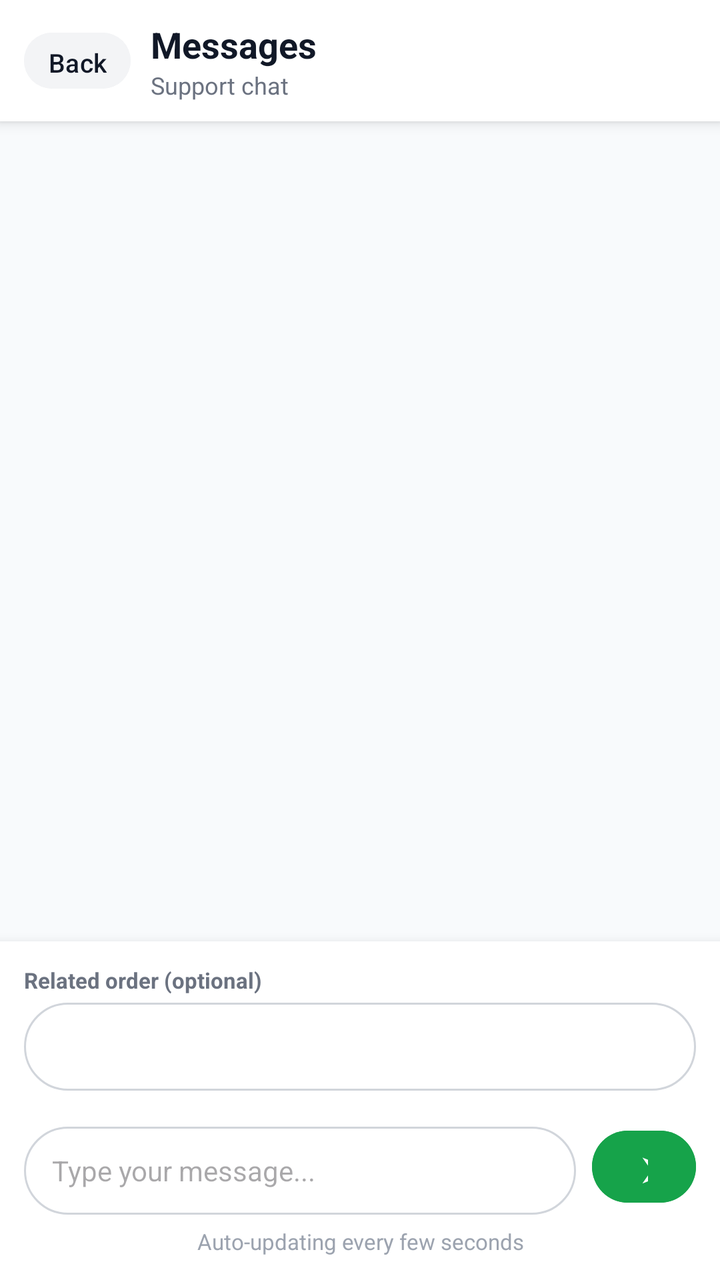
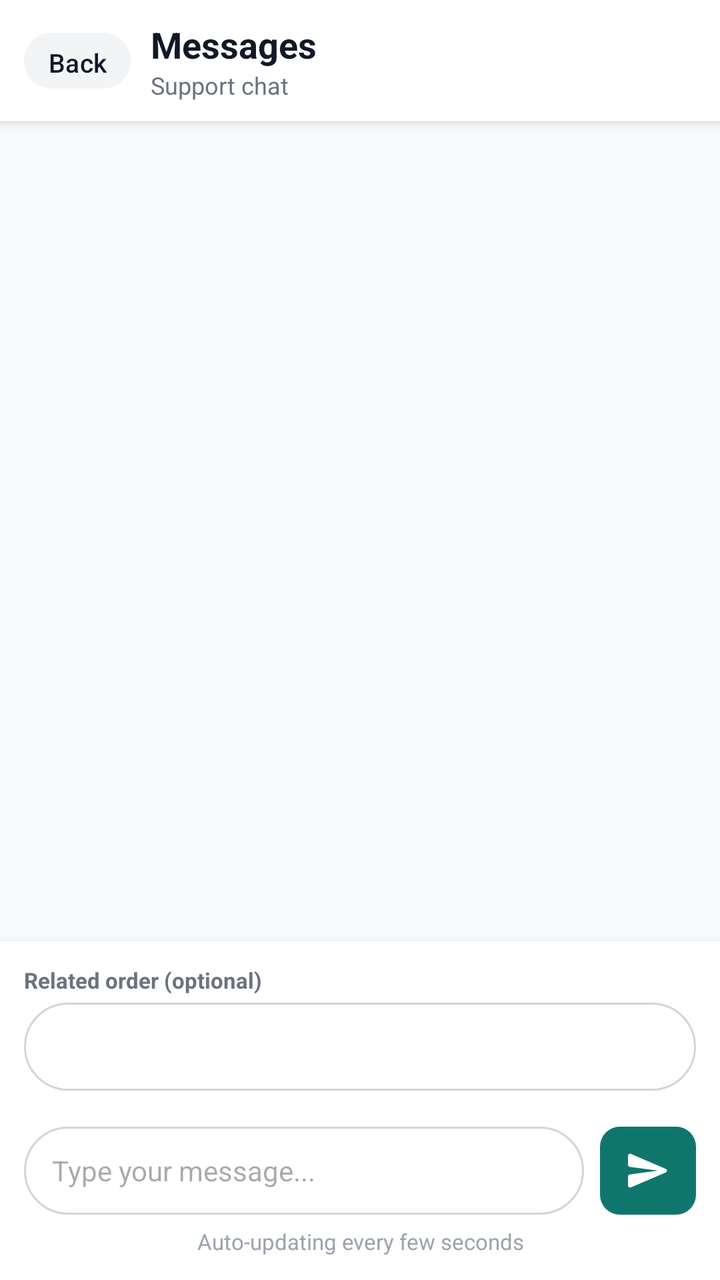

An Android layout rendered at two revisions. The XML below is the earlier revision; the diff shows what the commit changed to produce the second picture.
<!-- AndroidManifest.xml: application theme Theme.VapeShop -->
<!-- res/layout/fragment_messages.xml -->
<?xml version="1.0" encoding="utf-8"?>
<LinearLayout xmlns:android="http://schemas.android.com/apk/res/android"
    android:layout_width="match_parent"
    android:layout_height="match_parent"
    android:background="#F3F4F6"
    android:orientation="vertical">

    <LinearLayout
        android:layout_width="match_parent"
        android:layout_height="wrap_content"
        android:background="#FFFFFF"
        android:elevation="4dp"
        android:gravity="center_vertical"
        android:orientation="horizontal"
        android:paddingHorizontal="12dp"
        android:paddingVertical="10dp">

        <Button
            android:id="@+id/btn_back_from_messages"
            android:layout_width="wrap_content"
            android:layout_height="36dp"
            android:backgroundTint="#F3F4F6"
            android:minWidth="0dp"
            android:paddingHorizontal="12dp"
            android:text="Back"
            android:textAllCaps="false"
            android:textColor="#111827"
            android:textSize="13sp" />

        <LinearLayout
            android:layout_width="0dp"
            android:layout_height="wrap_content"
            android:layout_marginStart="10dp"
            android:layout_weight="1"
            android:orientation="vertical">

            <TextView
                android:layout_width="wrap_content"
                android:layout_height="wrap_content"
                android:text="Messages"
                android:textColor="#111827"
                android:textSize="18sp"
                android:textStyle="bold" />

            <TextView
                android:id="@+id/messages_status"
                android:layout_width="wrap_content"
                android:layout_height="wrap_content"
                android:text="Support chat"
                android:textColor="#6B7280"
                android:textSize="12sp" />
        </LinearLayout>
    </LinearLayout>

    <androidx.core.widget.NestedScrollView
        android:id="@+id/messages_scroll"
        android:layout_width="match_parent"
        android:layout_height="0dp"
        android:layout_weight="1"
        android:fillViewport="true"
        android:background="#F8FAFC"
        android:paddingHorizontal="12dp"
        android:paddingTop="10dp">

        <LinearLayout
            android:id="@+id/messages_thread_container"
            android:layout_width="match_parent"
            android:layout_height="wrap_content"
            android:background="#F8FAFC"
            android:orientation="vertical"
            android:paddingBottom="8dp" />
    </androidx.core.widget.NestedScrollView>

    <LinearLayout
        android:layout_width="match_parent"
        android:layout_height="wrap_content"
        android:background="#FFFFFF"
        android:elevation="8dp"
        android:orientation="vertical"
        android:padding="12dp">

        <TextView
            android:layout_width="match_parent"
            android:layout_height="wrap_content"
            android:text="Related order (optional)"
            android:textColor="#6B7280"
            android:textSize="11sp"
            android:textStyle="bold" />

        <Spinner
            android:id="@+id/messages_related_order_spinner"
            android:layout_width="match_parent"
            android:layout_height="44dp"
            android:layout_marginTop="4dp"
            android:background="@drawable/bg_messages_input"
            android:paddingHorizontal="8dp" />

        <HorizontalScrollView
            android:layout_width="match_parent"
            android:layout_height="wrap_content"
            android:layout_marginTop="8dp"
            android:scrollbars="none">

            <LinearLayout
                android:id="@+id/messages_quick_actions"
                android:layout_width="wrap_content"
                android:layout_height="wrap_content"
                android:orientation="horizontal" />
        </HorizontalScrollView>

        <LinearLayout
            android:layout_width="match_parent"
            android:layout_height="wrap_content"
            android:layout_marginTop="10dp"
            android:gravity="bottom"
            android:orientation="horizontal">

            <EditText
                android:id="@+id/messages_input"
                android:layout_width="0dp"
                android:layout_height="wrap_content"
                android:layout_weight="1"
                android:background="@drawable/bg_messages_input"
                android:hint="Type your message..."
                android:imeOptions="actionSend"
                android:inputType="textCapSentences|textMultiLine"
                android:maxLines="4"
                android:minHeight="44dp"
                android:paddingHorizontal="14dp"
                android:paddingVertical="10dp"
                android:textColor="#111827"
                android:textSize="14sp" />

            <Button
                android:id="@+id/btn_send_message"
                android:layout_width="52dp"
                android:layout_height="44dp"
                android:layout_marginStart="8dp"
                android:backgroundTint="#16A34A"
                android:text="➤"
                android:textAllCaps="false"
                android:textColor="#FFFFFF"
                android:textSize="18sp" />
        </LinearLayout>

        <TextView
            android:id="@+id/messages_auto_refresh_hint"
            android:layout_width="match_parent"
            android:layout_height="wrap_content"
            android:layout_marginTop="6dp"
            android:gravity="center"
            android:text="Auto-updating every few seconds"
            android:textColor="#9CA3AF"
            android:textSize="11sp" />
    </LinearLayout>
</LinearLayout>
<!-- resources referenced by this layout -->
<resources>
  <!-- drawable bg_messages_input (drawable) -->
  <?xml version="1.0" encoding="utf-8"?>
  <shape xmlns:android="http://schemas.android.com/apk/res/android">
      <solid android:color="#FFFFFF" />
      <corners android:radius="22dp" />
      <stroke
          android:width="1dp"
          android:color="#D1D5DB" />
  </shape>
  <style name="Theme.VapeShop" parent="Base.Theme.VapeShop" />
  <style name="Base.Theme.VapeShop" parent="Theme.Material3.DayNight.NoActionBar">
          
          
      </style>
</resources>

<!-- the commit's change to res/layout/fragment_messages.xml (unified diff, before → after) -->
@@ -1,5 +1,6 @@
 <?xml version="1.0" encoding="utf-8"?>
 <LinearLayout xmlns:android="http://schemas.android.com/apk/res/android"
+    xmlns:app="http://schemas.android.com/apk/res-auto"
     android:layout_width="match_parent"
     android:layout_height="match_parent"
     android:background="#F3F4F6"
@@ -131,16 +132,17 @@
                 android:textColor="#111827"
                 android:textSize="14sp" />
 
-            <Button
+            <ImageButton
                 android:id="@+id/btn_send_message"
-                android:layout_width="52dp"
+                android:layout_width="48dp"
                 android:layout_height="44dp"
                 android:layout_marginStart="8dp"
-                android:backgroundTint="#16A34A"
-                android:text="➤"
-                android:textAllCaps="false"
-                android:textColor="#FFFFFF"
-                android:textSize="18sp" />
+                android:background="@drawable/bg_messages_send_btn"
+                android:contentDescription="Send message"
+                android:padding="10dp"
+                android:scaleType="centerInside"
+                android:src="@drawable/ic_send_white"
+                app:tint="@null" />
         </LinearLayout>
 
         <TextView
<!-- resource entries referenced after the edit -->
@@ -9,6 +9,23 @@
           android:width="1dp"
           android:color="#D1D5DB" />
   </shape>
+  <!-- drawable bg_messages_send_btn (drawable) -->
+  <?xml version="1.0" encoding="utf-8"?>
+  <shape xmlns:android="http://schemas.android.com/apk/res/android">
+      <solid android:color="#0F766E" />
+      <corners android:radius="10dp" />
+  </shape>
+  <!-- drawable ic_send_white (drawable) -->
+  <?xml version="1.0" encoding="utf-8"?>
+  <vector xmlns:android="http://schemas.android.com/apk/res/android"
+      android:width="24dp"
+      android:height="24dp"
+      android:viewportWidth="24"
+      android:viewportHeight="24">
+      <path
+          android:fillColor="#FFFFFF"
+          android:pathData="M3.4,20.4l17.45,-7.48c0.81,-0.35 0.81,-1.49 0,-1.84L3.4,3.6c-0.66,-0.29 -1.39,0.2 -1.39,0.91L2,9.12c0,0.49 0.37,0.9 0.86,0.98L17,12 2.86,13.9c-0.49,0.08 -0.86,0.49 -0.86,0.98v4.61c0,0.71 0.73,1.2 1.39,0.91z" />
+  </vector>
   <style name="Theme.VapeShop" parent="Base.Theme.VapeShop" />
   <style name="Base.Theme.VapeShop" parent="Theme.Material3.DayNight.NoActionBar">
           
